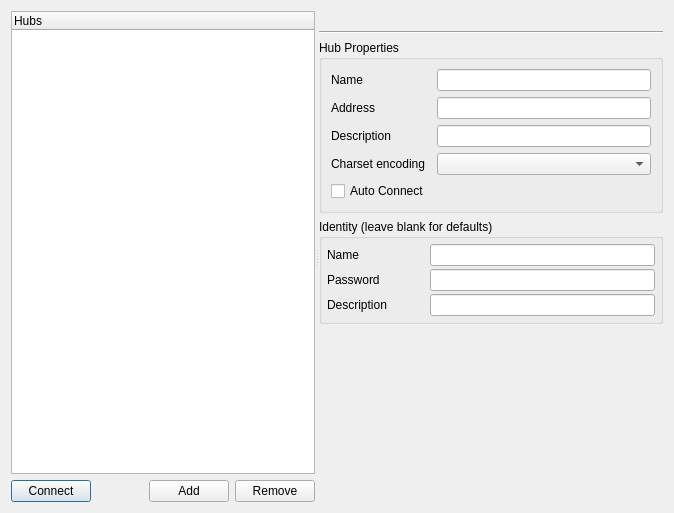
Old version of the form ui/favhublist.ui in the repository apavelm/stildcpp.
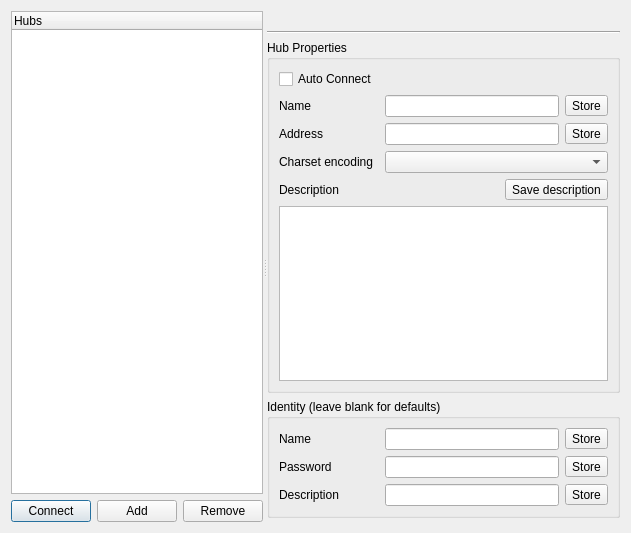
New version of the form. Custom widgets are drawn as their Qt base class.

What changed in the file:
```diff
--- a/ui/favhublist.ui
+++ b/ui/favhublist.ui
@@ -5,8 +5,8 @@
    <rect>
     <x>0</x>
     <y>0</y>
-    <width>674</width>
-    <height>513</height>
+    <width>568</width>
+    <height>533</height>
    </rect>
   </property>
   <property name="sizePolicy" >
@@ -105,6 +105,13 @@
          <layout class="QGridLayout" >
           <item row="0" column="0" >
            <layout class="QVBoxLayout" >
+            <item>
+             <widget class="QCheckBox" name="cb_autoConnect" >
+              <property name="text" >
+               <string>Auto Connect</string>
+              </property>
+             </widget>
+            </item>
             <item>
              <layout class="QHBoxLayout" >
               <item>
@@ -121,7 +128,14 @@
                </widget>
               </item>
               <item>
-               <widget class="QLineEdit" name="edt_hubName" />
+               <widget class="QHubLineEdit" name="edt_hubName" />
+              </item>
+              <item>
+               <widget class="QToolButton" name="btn_hName_store" >
+                <property name="text" >
+                 <string>Store</string>
+                </property>
+               </widget>
               </item>
              </layout>
             </item>
@@ -143,26 +157,13 @@
               <item>
                <widget class="QLineEdit" name="edt_hubAddress" />
               </item>
-             </layout>
-            </item>
-            <item>
-             <layout class="QHBoxLayout" >
               <item>
-               <widget class="QLabel" name="label_3" >
-                <property name="minimumSize" >
-                 <size>
-                  <width>100</width>
-                  <height>0</height>
-                 </size>
-                </property>
+               <widget class="QToolButton" name="btn_hAddr_store" >
                 <property name="text" >
-                 <string>Description</string>
+                 <string>Store</string>
                 </property>
                </widget>
               </item>
-              <item>
-               <widget class="QLineEdit" name="edt_hubDesc" />
-              </item>
              </layout>
             </item>
             <item>
@@ -193,11 +194,42 @@
              </layout>
             </item>
             <item>
-             <widget class="QCheckBox" name="cb_autoConnect" >
-              <property name="text" >
-               <string>Auto Connect</string>
-              </property>
-             </widget>
+             <layout class="QVBoxLayout" >
+              <item>
+               <layout class="QHBoxLayout" >
+                <item>
+                 <widget class="QLabel" name="label_3" >
+                  <property name="minimumSize" >
+                   <size>
+                    <width>100</width>
+                    <height>0</height>
+                   </size>
+                  </property>
+                  <property name="text" >
+                   <string>Description</string>
+                  </property>
+                 </widget>
+                </item>
+                <item>
+                 <widget class="QToolButton" name="btn_hDesc_store" >
+                  <property name="text" >
+                   <string>Save description</string>
+                  </property>
+                 </widget>
+                </item>
+               </layout>
+              </item>
+              <item>
+               <widget class="QTextEdit" name="edt_hubDesc" >
+                <property name="sizePolicy" >
+                 <sizepolicy vsizetype="Preferred" hsizetype="Expanding" >
+                  <horstretch>0</horstretch>
+                  <verstretch>0</verstretch>
+                 </sizepolicy>
+                </property>
+               </widget>
+              </item>
+             </layout>
             </item>
            </layout>
           </item>
@@ -210,24 +242,6 @@
           <string>Identity (leave blank for defaults)</string>
          </property>
          <layout class="QGridLayout" >
-          <property name="leftMargin" >
-           <number>5</number>
-          </property>
-          <property name="topMargin" >
-           <number>5</number>
-          </property>
-          <property name="rightMargin" >
-           <number>5</number>
-          </property>
-          <property name="bottomMargin" >
-           <number>5</number>
-          </property>
-          <property name="horizontalSpacing" >
-           <number>3</number>
-          </property>
-          <property name="verticalSpacing" >
-           <number>3</number>
-          </property>
           <item row="0" column="0" >
            <layout class="QVBoxLayout" >
             <item>
@@ -246,7 +260,18 @@
                </widget>
               </item>
               <item>
-               <widget class="QLineEdit" name="edt_Login" />
+               <widget class="QHubLineEdit" name="edt_Login" >
+                <property name="maxLength" >
+                 <number>35</number>
+                </property>
+               </widget>
+              </item>
+              <item>
+               <widget class="QToolButton" name="btn_uName_store" >
+                <property name="text" >
+                 <string>Store</string>
+                </property>
+               </widget>
               </item>
              </layout>
             </item>
@@ -266,7 +291,18 @@
                </widget>
               </item>
               <item>
-               <widget class="QLineEdit" name="edt_Pass" />
+               <widget class="QHubLineEdit" name="edt_Pass" >
+                <property name="maxLength" >
+                 <number>35</number>
+                </property>
+               </widget>
+              </item>
+              <item>
+               <widget class="QToolButton" name="btn_uPass_store" >
+                <property name="text" >
+                 <string>Store</string>
+                </property>
+               </widget>
               </item>
              </layout>
             </item>
@@ -286,7 +322,18 @@
                </widget>
               </item>
               <item>
-               <widget class="QLineEdit" name="edt_Desc" />
+               <widget class="QHubLineEdit" name="edt_Desc" >
+                <property name="maxLength" >
+                 <number>35</number>
+                </property>
+               </widget>
+              </item>
+              <item>
+               <widget class="QToolButton" name="btn_uDesc_store" >
+                <property name="text" >
+                 <string>Store</string>
+                </property>
+               </widget>
               </item>
              </layout>
             </item>
@@ -302,8 +349,8 @@
          </property>
          <property name="sizeHint" >
           <size>
-           <width>330</width>
-           <height>121</height>
+           <width>353</width>
+           <height>20</height>
           </size>
          </property>
         </spacer>
@@ -314,6 +361,18 @@
    </item>
   </layout>
  </widget>
+ <customwidgets>
+  <customwidget>
+   <class>QDLTreeWidget</class>
+   <extends>QTreeWidget</extends>
+   <header>../src/widgets/stil_qdltreewidget.h</header>
+  </customwidget>
+  <customwidget>
+   <class>QHubLineEdit</class>
+   <extends>QLineEdit</extends>
+   <header>../src/widgets/stil_qdltreewidget.h</header>
+  </customwidget>
+ </customwidgets>
  <resources/>
  <connections/>
 </ui>
```
Left out of the diff: 10 changed lines with no effect on the pictures.
